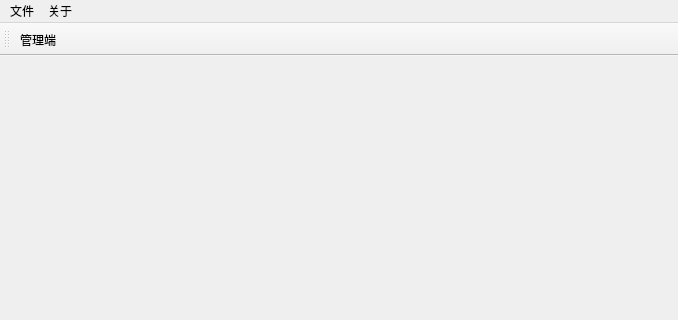
Old version of the form mysql/mainwindow.ui in the repository RiccoLiu/qt_cpp; both pictures show x 0 to 678 and y 0 to 320 of the 678 by 505 pixel window.
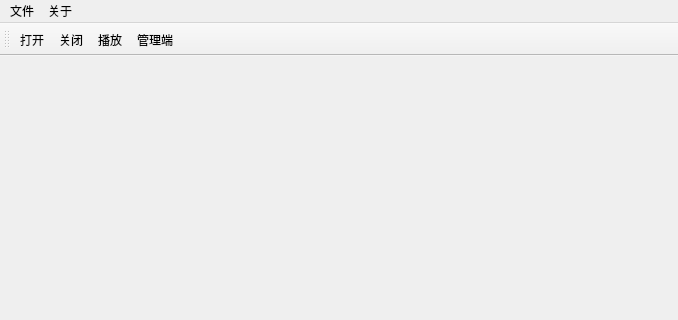
New version of the form.

```diff
--- a/mysql/mainwindow.ui
+++ b/mysql/mainwindow.ui
@@ -48,6 +48,9 @@
    <attribute name="toolBarBreak">
     <bool>false</bool>
    </attribute>
+   <addaction name="open"/>
+   <addaction name="close"/>
+   <addaction name="play"/>
    <addaction name="manerge"/>
   </widget>
   <action name="manerge">
@@ -63,6 +66,28 @@
     <string>打开</string>
    </property>
   </action>
+  <action name="close">
+   <property name="text">
+    <string>关闭</string>
+   </property>
+   <property name="toolTip">
+    <string>关闭文件</string>
+   </property>
+   <property name="menuRole">
+    <enum>QAction::MenuRole::NoRole</enum>
+   </property>
+  </action>
+  <action name="play">
+   <property name="text">
+    <string>播放</string>
+   </property>
+   <property name="toolTip">
+    <string>播放/暂停</string>
+   </property>
+   <property name="menuRole">
+    <enum>QAction::MenuRole::NoRole</enum>
+   </property>
+  </action>
  </widget>
  <resources/>
  <connections/>
```
